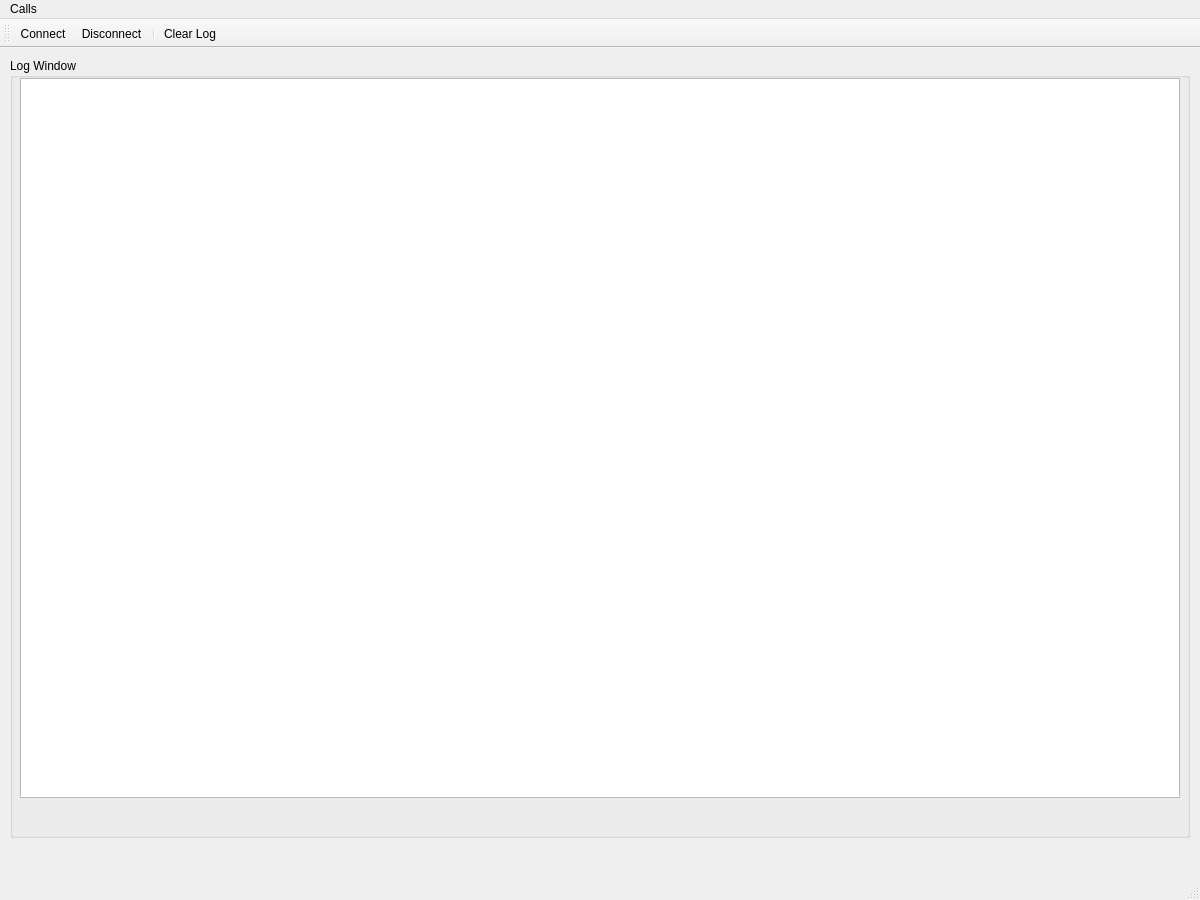
Old version of the form src/main/cannabus_control.ui in the repository Clever0ne/CannabusControl.
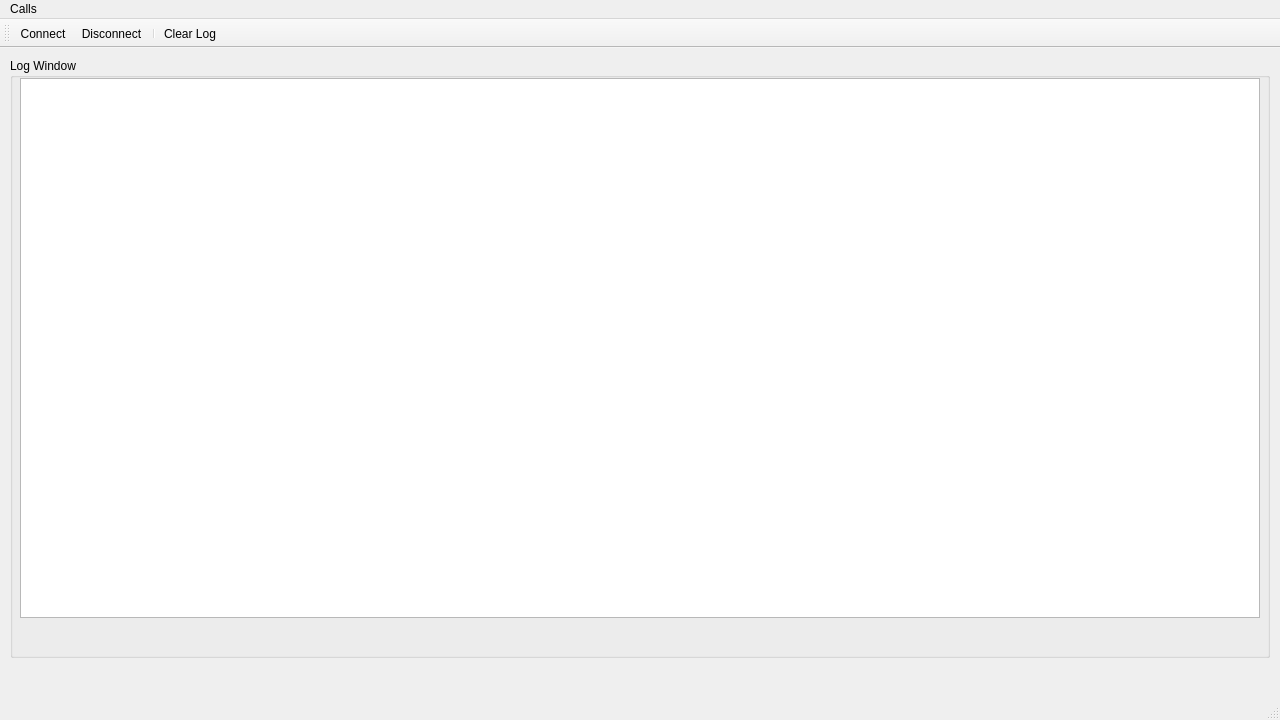
New version of the form. Icons and pictures are not drawn. Custom widgets are drawn as their Qt base class.

Commit message: Немного поправил окно лога, изменил размеры виджетов

Patch:
```diff
--- a/src/main/cannabus_control.ui
+++ b/src/main/cannabus_control.ui
@@ -6,8 +6,8 @@
    <rect>
     <x>0</x>
     <y>0</y>
-    <width>1200</width>
-    <height>900</height>
+    <width>1280</width>
+    <height>720</height>
    </rect>
   </property>
   <property name="windowTitle">
@@ -19,8 +19,8 @@
      <rect>
       <x>10</x>
       <y>10</y>
-      <width>1180</width>
-      <height>780</height>
+      <width>1260</width>
+      <height>600</height>
      </rect>
     </property>
     <property name="title">
@@ -31,8 +31,8 @@
       <rect>
        <x>10</x>
        <y>20</y>
-       <width>1160</width>
-       <height>720</height>
+       <width>1240</width>
+       <height>540</height>
       </rect>
      </property>
      <property name="font">
@@ -46,8 +46,8 @@
      <property name="geometry">
       <rect>
        <x>10</x>
-       <y>750</y>
-       <width>1160</width>
+       <y>570</y>
+       <width>1240</width>
        <height>20</height>
       </rect>
      </property>
@@ -62,7 +62,7 @@
     <rect>
      <x>0</x>
      <y>0</y>
-     <width>1200</width>
+     <width>1280</width>
      <height>26</height>
     </rect>
    </property>
```
The commit also changes 3 other files.
